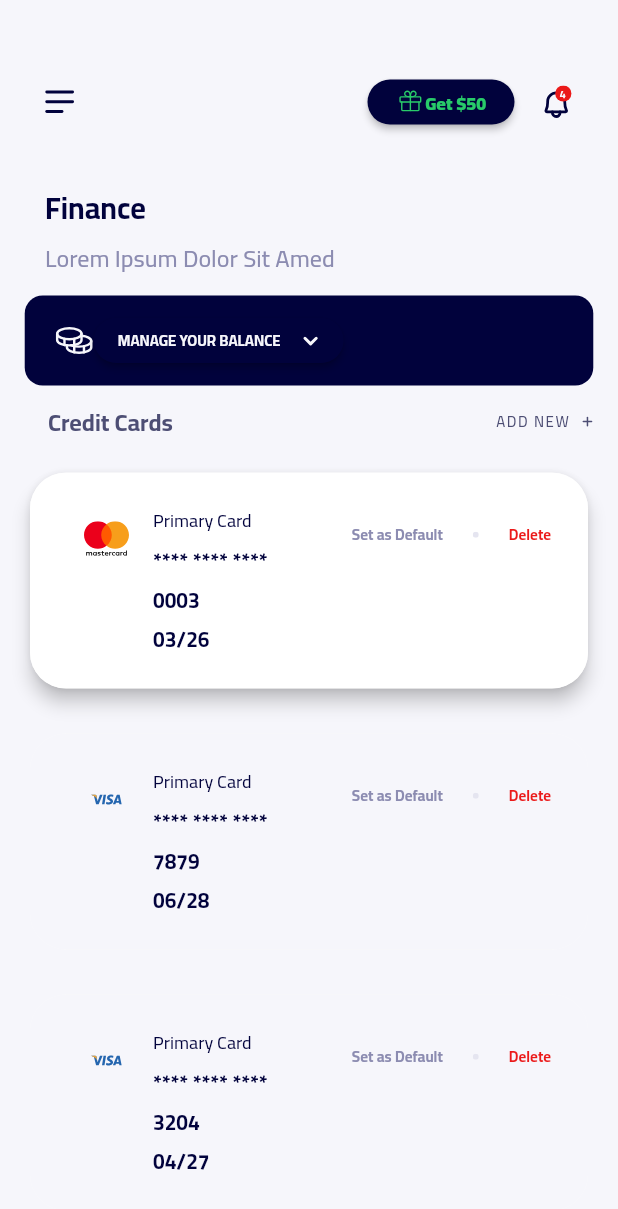
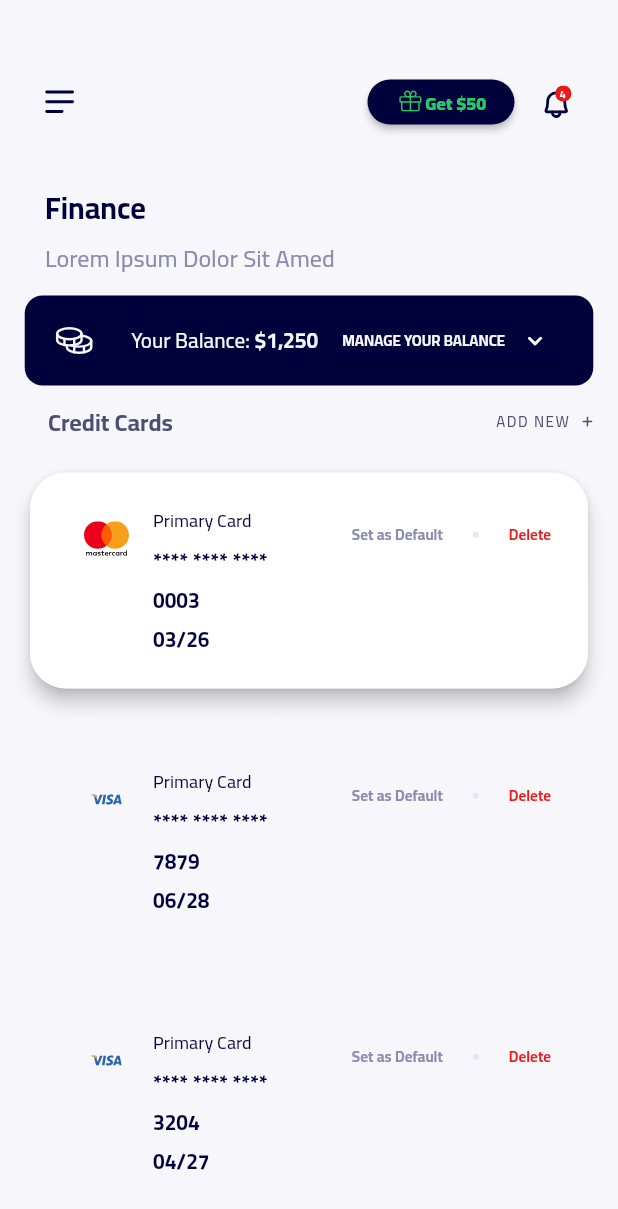
Before and after one commit to ozgun-kara/ruut, a Flutter app: the screen it shows after launch, on a phone screen of 412 x 824 dp. Shown: the top 1209 px of the screen. Run offline on Flutter 3.47's test engine with Material 2 defaults, Android fonts, the phone set to English and light mode, and no system bars; our stand-ins replace flutter_svg; statements that could not run were skipped.

Commit message:
Update finance_page.dart

```diff
--- a/lib/pages/finance_page.dart
+++ b/lib/pages/finance_page.dart
@@ -160,7 +160,31 @@ class FinancePage extends StatelessWidget {
                       ),
                     ),
 
+                    const Padding(
+                      padding: EdgeInsets.fromLTRB(25, 0, 0, 0),
+                      child: Text(
+                        "Your Balance: ",
+                        style: TextStyle(
+                          fontSize: 14,
+                          fontFamily: "Cairo-VariableFont_wght",
+                          fontWeight: FontWeight.w500,
+                          color: Color(0xFFF6F6FB),
+                        ),
+                      ),
+                    ),
 
+                    const Padding(
+                      padding: EdgeInsets.fromLTRB(0, 0, 0, 0),
+                      child: Text(
+                        "\$1,250",
+                        style: TextStyle(
+                          fontSize: 14,
+                          fontFamily: "Cairo-VariableFont_wght",
+                          fontWeight: FontWeight.bold,
+                          color: Color(0xFFF6F6FB),
+                        ),
+                      ),
+                    ),
 
                     ButtonTheme(
                       minWidth: 98,
```
